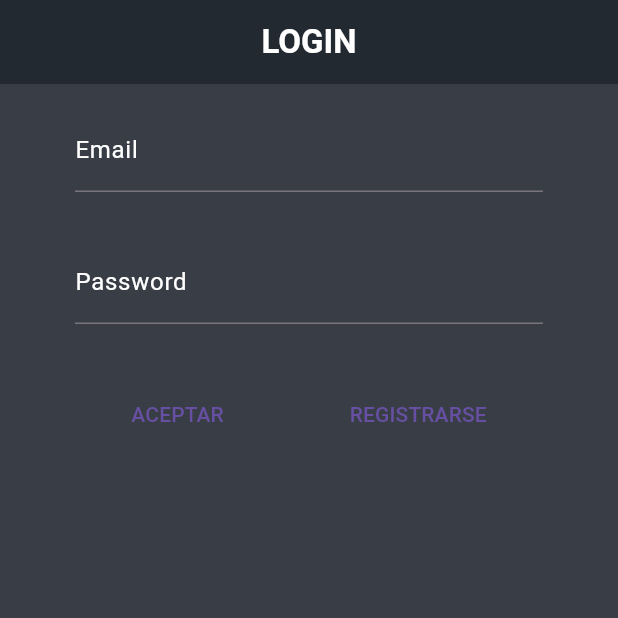
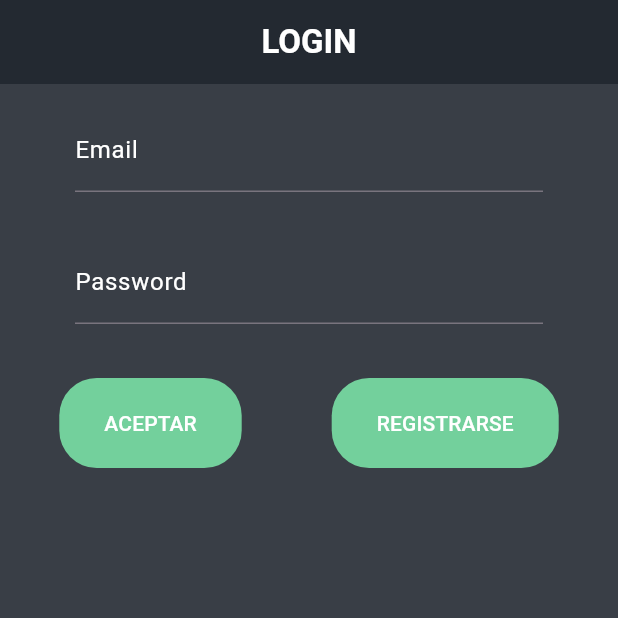
Before and after one commit to marcomar31/MarcoMartinez_ExamenFinal_PMDM_PSP, a Flutter app: the screen it shows after launch, on a phone screen of 412 x 824 dp, the top half of it. Run offline on Flutter 3.47's test engine with Material 3 defaults, Android fonts, the phone set to English and light mode, and no system bars.

Commit message:
Commit 4: Creado botón personalizado "RoundedGreenButton".

```diff
--- /dev/null
+++ b/marcomartinez_examenfinal/lib/CustomizedObjects/Buttons.dart
@@ -0,0 +1,28 @@
+import 'package:flutter/material.dart';
+
+class RoundedGreenButton extends StatelessWidget {
+  final String text;
+  final VoidCallback  function;
+
+  const RoundedGreenButton({super.key,
+    required this.text,
+    required this.function
+  });
+
+  @override
+  Widget build(BuildContext context) {
+    return TextButton(
+        onPressed: function,
+        style: TextButton.styleFrom(
+          foregroundColor: Colors.white,
+          backgroundColor: const Color.fromRGBO(115, 208, 156, 1.0),
+          padding: const EdgeInsets.symmetric(horizontal: 30, vertical: 20),
+          shape: RoundedRectangleBorder(
+            borderRadius: BorderRadius.circular(25.0),
+          ),
+        ),
+        child: Text(text)
+    );
+  }
+
+}
--- a/marcomartinez_examenfinal/lib/OnBoarding/LoginView.dart
+++ b/marcomartinez_examenfinal/lib/OnBoarding/LoginView.dart
@@ -1,4 +1,6 @@
 import 'package:flutter/material.dart';
+
+import '../CustomizedObjects/Buttons.dart';
 
 class LoginView extends StatelessWidget {
   const LoginView({super.key});
@@ -42,11 +44,11 @@ class LoginView extends StatelessWidget {
           children: [
             Padding(
               padding: const EdgeInsets.symmetric(horizontal: 30, vertical: 20),
-              child: TextButton(onPressed: () {}, child: const Text("ACEPTAR")),
+              child: RoundedGreenButton(text: "ACEPTAR", function: () {}),
             ),
             Padding(
               padding: const EdgeInsets.symmetric(horizontal: 30, vertical: 20),
-              child: TextButton(onPressed: () {}, child: const Text("REGISTRARSE")),
+              child: RoundedGreenButton(text: "REGISTRARSE", function: () {}),
             ),
           ],
         ),
```
